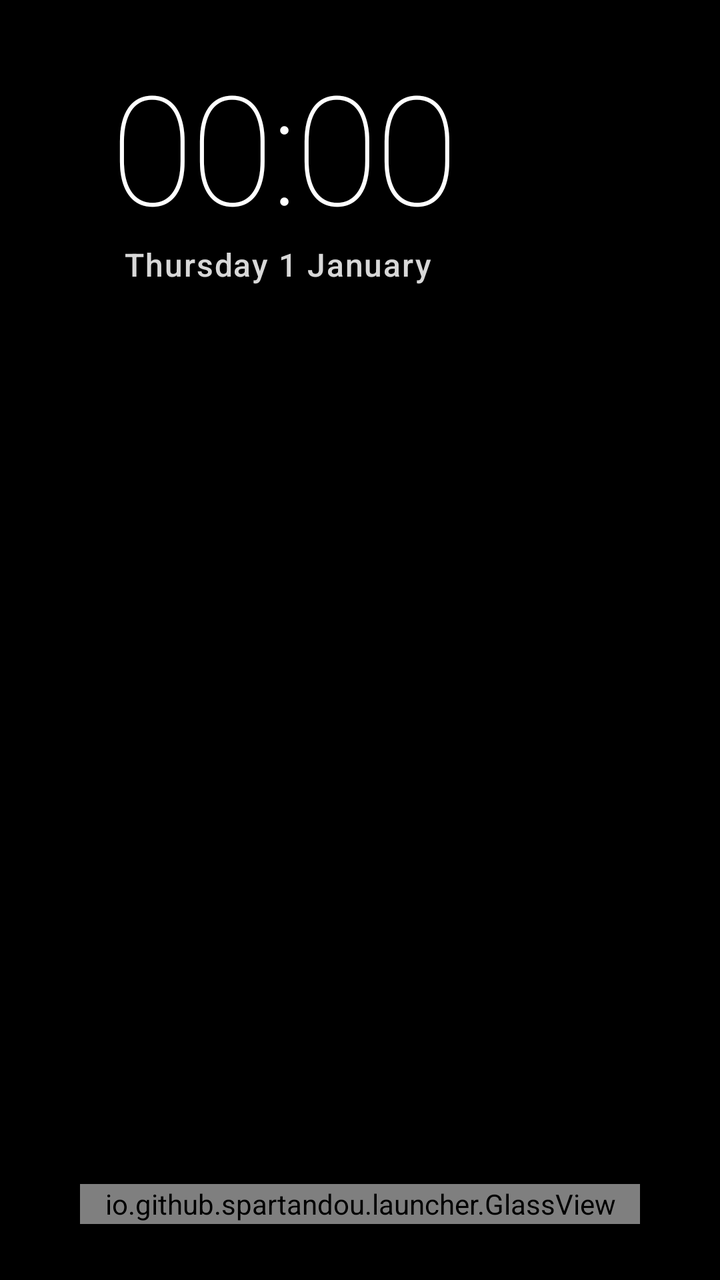
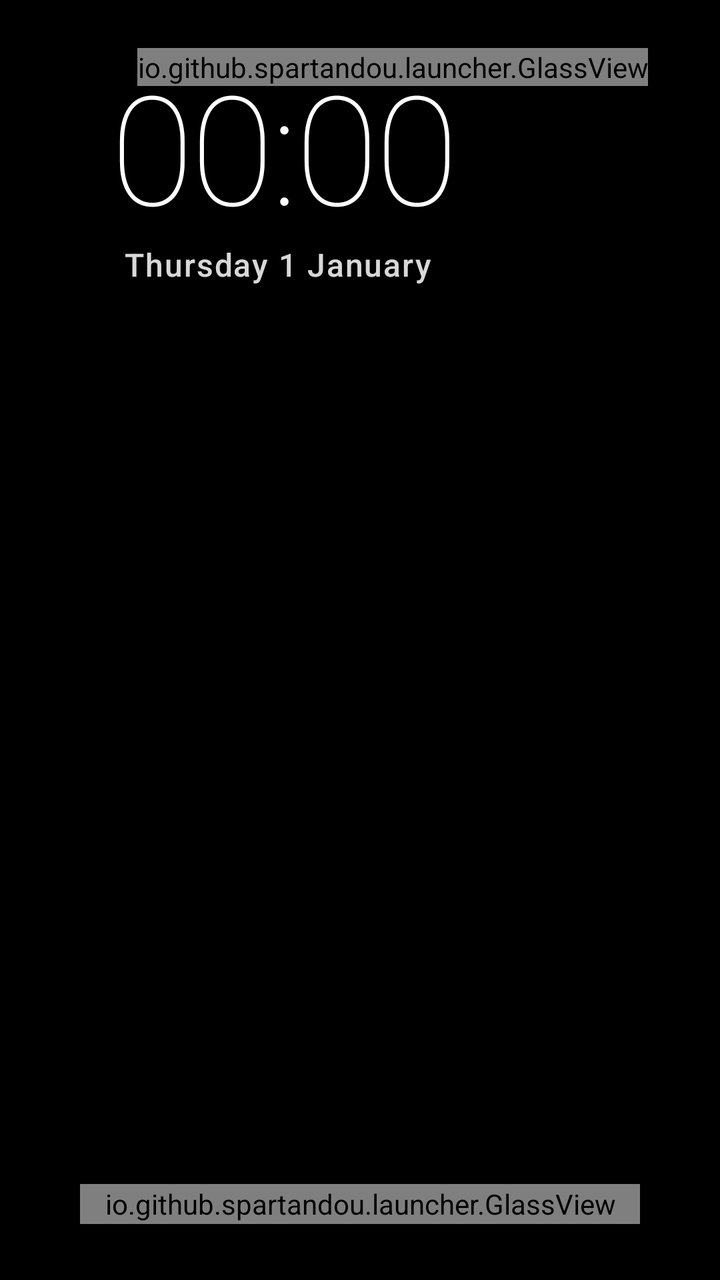

Compare the two renders of this Android layout. The source of the first and the diff that turns it into the second are given below.
<!-- AndroidManifest.xml: application theme Theme.Launcher -->
<!-- res/layout/activity_home.xml -->
<?xml version="1.0" encoding="utf-8"?>
<FrameLayout xmlns:android="http://schemas.android.com/apk/res/android"
    android:layout_width="match_parent"
    android:layout_height="match_parent"
    android:background="@android:color/black">

    
    <FrameLayout
        android:id="@+id/slides"
        android:layout_width="match_parent"
        android:layout_height="match_parent">

        <include layout="@layout/slide" />

        <include layout="@layout/slide" />
    </FrameLayout>

    
    <View
        android:id="@+id/top_scrim"
        android:layout_width="match_parent"
        android:layout_height="220dp"
        android:background="@drawable/scrim_top" />

    <View
        android:id="@+id/bottom_scrim"
        android:layout_width="match_parent"
        android:layout_height="200dp"
        android:layout_gravity="bottom"
        android:background="@drawable/scrim_bottom" />

    <LinearLayout
        android:id="@+id/clock_box"
        android:layout_width="wrap_content"
        android:layout_height="wrap_content"
        android:layout_marginStart="56dp"
        android:layout_marginTop="32dp"
        android:layout_marginEnd="56dp"
        android:orientation="vertical">

        <TextClock
            style="@style/ShadowText"
            android:layout_width="wrap_content"
            android:layout_height="wrap_content"
            android:fontFamily="sans-serif-thin"
            android:format12Hour="HH:mm"
            android:format24Hour="HH:mm"
            android:includeFontPadding="false"
            android:letterSpacing="-0.02"
            android:textSize="76sp" />

        <TextClock
            style="@style/ShadowText"
            android:layout_width="wrap_content"
            android:layout_height="wrap_content"
            android:layout_marginStart="6dp"
            android:alpha="0.85"
            android:fontFamily="sans-serif-medium"
            android:format12Hour="EEEE d MMMM"
            android:format24Hour="EEEE d MMMM"
            android:letterSpacing="0.04"
            android:textSize="16sp" />
    </LinearLayout>

    
    <FrameLayout
        android:id="@+id/caption_box"
        android:layout_width="wrap_content"
        android:layout_height="wrap_content"
        android:layout_gravity="top|end"
        android:layout_marginTop="44dp"
        android:layout_marginEnd="56dp"
        android:alpha="0">

        <io.github.spartandou.launcher.GlassView
            android:id="@+id/caption_glass"
            android:layout_width="match_parent"
            android:layout_height="match_parent" />

        <TextView
            android:id="@+id/caption"
            android:layout_width="wrap_content"
            android:layout_height="wrap_content"
            android:maxWidth="420dp"
            android:paddingStart="18dp"
            android:paddingTop="8dp"
            android:paddingEnd="18dp"
            android:paddingBottom="8dp"
            android:textColor="#F2FFFFFF"
            android:textSize="15sp" />
    </FrameLayout>

    <LinearLayout
        android:id="@+id/dock"
        android:layout_width="match_parent"
        android:layout_height="wrap_content"
        android:layout_gravity="bottom"
        android:layout_marginBottom="28dp"
        android:orientation="vertical">

        <TextView
            android:id="@+id/focused_label"
            style="@style/ShadowText"
            android:layout_width="wrap_content"
            android:layout_height="wrap_content"
            android:layout_marginStart="68dp"
            android:layout_marginBottom="8dp"
            android:fontFamily="sans-serif-medium"
            android:letterSpacing="0.02"
            android:textSize="17sp" />

        
        <FrameLayout
            android:layout_width="match_parent"
            android:layout_height="wrap_content"
            android:layout_marginStart="40dp"
            android:layout_marginEnd="40dp"
            android:clipChildren="false"
            android:clipToPadding="false">

            <io.github.spartandou.launcher.GlassView
                android:id="@+id/dock_glass"
                android:layout_width="match_parent"
                android:layout_height="match_parent" />

            
            <LinearLayout
                android:id="@+id/rows"
                android:layout_width="match_parent"
                android:layout_height="wrap_content"
                android:clipChildren="false"
                android:clipToPadding="false"
                android:orientation="vertical"
                android:paddingTop="10dp"
                android:paddingBottom="10dp" />
        </FrameLayout>
    </LinearLayout>

    
    <FrameLayout
        android:id="@+id/all_apps"
        android:layout_width="match_parent"
        android:layout_height="match_parent"
        android:visibility="gone">

        <io.github.spartandou.launcher.GlassView
            android:id="@+id/all_apps_glass"
            android:layout_width="match_parent"
            android:layout_height="match_parent" />

        <TextView
            style="@style/ShadowText"
            android:layout_width="wrap_content"
            android:layout_height="wrap_content"
            android:layout_marginStart="60dp"
            android:layout_marginTop="36dp"
            android:fontFamily="sans-serif-light"
            android:text="@string/all_apps"
            android:textSize="32sp" />

        <TextView
            android:layout_width="wrap_content"
            android:layout_height="wrap_content"
            android:layout_gravity="end"
            android:layout_marginTop="50dp"
            android:layout_marginEnd="60dp"
            android:text="@string/all_apps_hint"
            android:textColor="#B3FFFFFF"
            android:textSize="14sp" />

        <ScrollView
            android:layout_width="match_parent"
            android:layout_height="match_parent"
            android:layout_marginTop="96dp"
            android:clipToPadding="false"
            android:scrollbars="none">

            <GridLayout
                android:id="@+id/grid"
                android:layout_width="wrap_content"
                android:layout_height="wrap_content"
                android:layout_gravity="center_horizontal"
                android:clipChildren="false"
                android:clipToPadding="false"
                android:columnCount="5"
                android:paddingTop="12dp"
                android:paddingBottom="48dp" />
        </ScrollView>
    </FrameLayout>
</FrameLayout>
<!-- res/layout/slide.xml (included above) -->
<?xml version="1.0" encoding="utf-8"?>
<FrameLayout xmlns:android="http://schemas.android.com/apk/res/android"
    android:layout_width="match_parent"
    android:layout_height="match_parent">

    <ImageView
        android:layout_width="match_parent"
        android:layout_height="match_parent"
        android:importantForAccessibility="no"
        android:scaleType="centerCrop"
        android:tint="#80000000"
        android:tintMode="src_atop" />

    <ImageView
        android:layout_width="match_parent"
        android:layout_height="match_parent"
        android:importantForAccessibility="no"
        android:scaleType="centerCrop" />
</FrameLayout>
<!-- resources referenced by this layout -->
<resources>
  <!-- drawable scrim_bottom (drawable) -->
  <shape xmlns:android="http://schemas.android.com/apk/res/android">
      <gradient android:angle="90" android:startColor="#CC000000" android:centerColor="#55000000" android:endColor="#00000000" />
  </shape>
  <!-- drawable scrim_top (drawable) -->
  <shape xmlns:android="http://schemas.android.com/apk/res/android">
      <gradient android:angle="270" android:startColor="#99000000" android:centerColor="#33000000" android:endColor="#00000000" />
  </shape>
  <string name="all_apps">Toutes les applis</string>
  <string name="all_apps_hint">Appui long sur OK : ajouter à l\'accueil ou retirer</string>
  <style name="ShadowText">
          <item name="android:textColor">#FFFFFFFF</item>
          <item name="android:shadowColor">#99000000</item>
          <item name="android:shadowRadius">8</item>
          <item name="android:shadowDy">1</item>
      </style>
  <style name="Theme.Launcher" parent="@android:style/Theme.DeviceDefault.NoActionBar.Fullscreen">
          <item name="android:windowBackground">@android:color/black</item>
          <item name="android:windowShowWallpaper">false</item>
          <item name="android:windowNoTitle">true</item>
          <item name="android:windowAnimationStyle">@android:style/Animation.Activity</item>
          <item name="android:colorAccent">#FFFFFFFF</item>
      </style>
</resources>

<!-- the commit's change to res/layout/activity_home.xml (unified diff, before → after) -->
@@ -60,35 +60,100 @@
             android:format24Hour="EEEE d MMMM"
             android:letterSpacing="0.04"
             android:textSize="16sp" />
+
+        
+        <TextView
+            android:id="@+id/weather"
+            style="@style/ShadowText"
+            android:layout_width="wrap_content"
+            android:layout_height="wrap_content"
+            android:layout_marginStart="6dp"
+            android:layout_marginTop="6dp"
+            android:alpha="0.9"
+            android:textSize="16sp"
+            android:visibility="gone" />
     </LinearLayout>
 
     
-    <FrameLayout
-        android:id="@+id/caption_box"
+    <LinearLayout
+        android:id="@+id/info_box"
         android:layout_width="wrap_content"
         android:layout_height="wrap_content"
         android:layout_gravity="top|end"
-        android:layout_marginTop="44dp"
-        android:layout_marginEnd="56dp"
-        android:alpha="0">
-
-        <io.github.spartandou.launcher.GlassView
-            android:id="@+id/caption_glass"
-            android:layout_width="match_parent"
-            android:layout_height="match_parent" />
-
-        <TextView
-            android:id="@+id/caption"
-            android:layout_width="wrap_content"
-            android:layout_height="wrap_content"
-            android:maxWidth="420dp"
-            android:paddingStart="18dp"
-            android:paddingTop="8dp"
-            android:paddingEnd="18dp"
-            android:paddingBottom="8dp"
-            android:textColor="#F2FFFFFF"
-            android:textSize="15sp" />
-    </FrameLayout>
+        android:layout_marginStart="36dp"
+        android:layout_marginTop="24dp"
+        android:layout_marginEnd="36dp"
+        android:gravity="end"
+        android:orientation="vertical">
+
+        <FrameLayout
+            android:id="@+id/status_box"
+            android:layout_width="wrap_content"
+            android:layout_height="wrap_content">
+
+            <io.github.spartandou.launcher.GlassView
+                android:id="@+id/status_glass"
+                android:layout_width="match_parent"
+                android:layout_height="match_parent" />
+
+            
+
+            <LinearLayout
+                android:id="@+id/status_row"
+                android:layout_width="match_parent"
+                android:layout_height="match_parent"
+                android:gravity="center_vertical"
+                android:orientation="horizontal"
+                android:paddingStart="14dp"
+                android:paddingTop="6dp"
+                android:paddingEnd="14dp"
+                android:paddingBottom="6dp" />
+        </FrameLayout>
+
+        
+        <FrameLayout
+            android:id="@+id/caption_box"
+            android:layout_width="wrap_content"
+            android:layout_height="wrap_content"
+            android:layout_marginTop="10dp"
+            android:alpha="0">
+
+            <io.github.spartandou.launcher.GlassView
+                android:id="@+id/caption_glass"
+                android:layout_width="match_parent"
+                android:layout_height="match_parent" />
+
+            <LinearLayout
+                android:layout_width="match_parent"
+                android:layout_height="match_parent"
+                android:gravity="end"
+                android:orientation="vertical"
+                android:paddingStart="16dp"
+                android:paddingTop="8dp"
+                android:paddingEnd="16dp"
+                android:paddingBottom="9dp">
+
+                <TextView
+                    android:id="@+id/caption"
+                    android:layout_width="wrap_content"
+                    android:layout_height="wrap_content"
+                    android:ellipsize="end"
+                    android:fontFamily="sans-serif-medium"
+                    android:maxWidth="380dp"
+                    android:maxLines="1"
+                    android:textColor="#FFFFFFFF"
+                    android:textSize="15sp" />
+
+                <TextView
+                    android:id="@+id/caption_date"
+                    android:layout_width="wrap_content"
+                    android:layout_height="wrap_content"
+                    android:letterSpacing="0.03"
+                    android:textColor="#B3FFFFFF"
+                    android:textSize="12sp" />
+            </LinearLayout>
+        </FrameLayout>
+    </LinearLayout>
 
     <LinearLayout
         android:id="@+id/dock"
